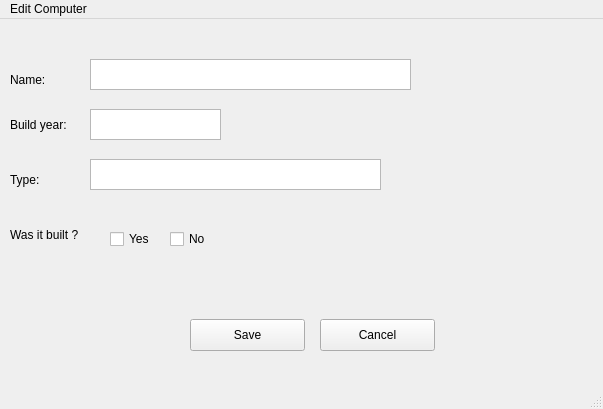
steinarb08/Verkefni1_2, file Verk1_2/editcomputer.ui: the form before one commit.
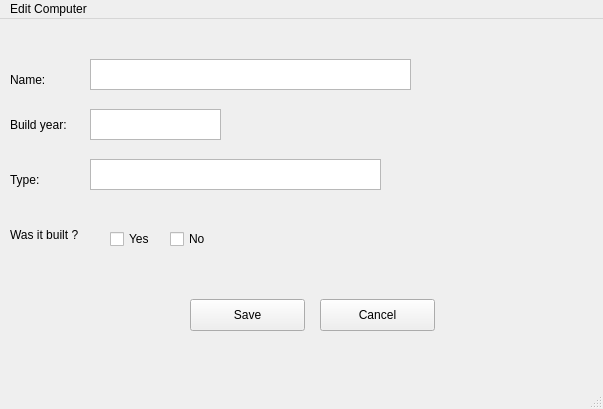
The form after the commit.

The edit to the form file:
```diff
--- a/Verk1_2/editcomputer.ui
+++ b/Verk1_2/editcomputer.ui
@@ -18,7 +18,7 @@
     <property name="geometry">
      <rect>
       <x>190</x>
-      <y>300</y>
+      <y>280</y>
       <width>115</width>
       <height>32</height>
      </rect>
@@ -31,7 +31,7 @@
     <property name="geometry">
      <rect>
       <x>320</x>
-      <y>300</y>
+      <y>280</y>
       <width>115</width>
       <height>32</height>
      </rect>
@@ -151,6 +151,24 @@
      </rect>
     </property>
    </widget>
+   <widget class="QLabel" name="errorLabelC">
+    <property name="geometry">
+     <rect>
+      <x>20</x>
+      <y>320</y>
+      <width>471</width>
+      <height>31</height>
+     </rect>
+    </property>
+    <property name="font">
+     <font>
+      <pointsize>10</pointsize>
+     </font>
+    </property>
+    <property name="text">
+     <string/>
+    </property>
+   </widget>
   </widget>
   <widget class="QStatusBar" name="statusbar"/>
   <widget class="QMenuBar" name="menuBar">
```
Left out of the diff: 6 changed lines with no effect on the pictures.
